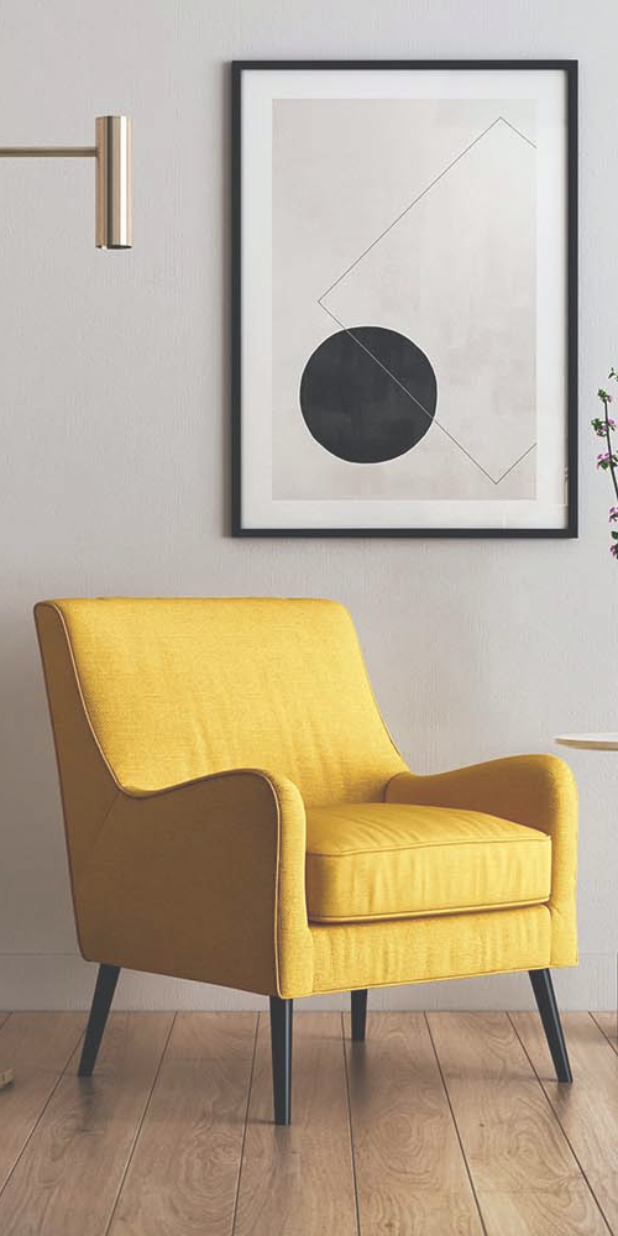
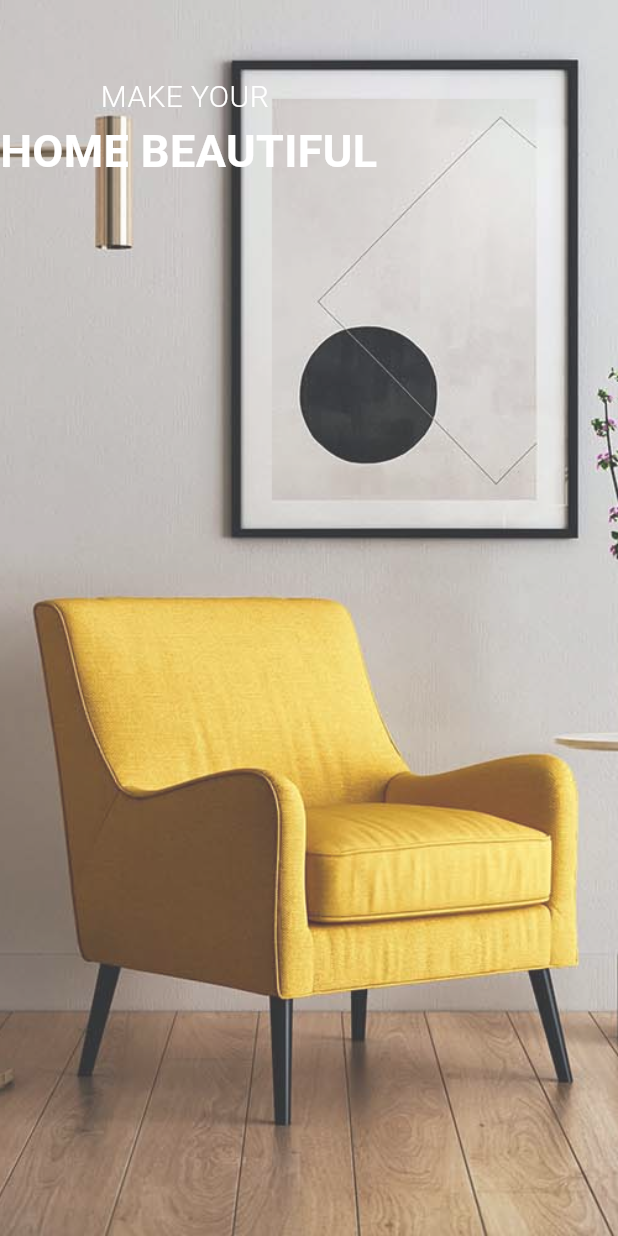
Before and after one commit to Tosin8/ktea, a Flutter app: the screen it shows after launch, on a phone screen of 412 x 824 dp. Run offline on Flutter 3.47's test engine with Material 2 defaults, Android fonts, the phone set to English and light mode, and no system bars.

Commit message:
Update splash_body.dart

```diff
--- a/lib/splash_screen/splash_body.dart
+++ b/lib/splash_screen/splash_body.dart
@@ -12,6 +12,27 @@ class Splash_Body extends StatelessWidget {
     return Stack(
       children: [
         bkgImage,
+        const Positioned(
+          top: 50,
+          child: Column(
+            children: [
+              Text(
+                'MAKE YOUR ',
+                style: TextStyle(
+                    fontSize: 20,
+                    fontWeight: FontWeight.w300,
+                    color: Colors.white),
+              ),
+              Text(
+                'HOME BEAUTIFUL',
+                style: TextStyle(
+                    fontSize: 30,
+                    color: Colors.white,
+                    fontWeight: FontWeight.w600),
+              ),
+            ],
+          ),
+        )
       ],
     );
   }
```
